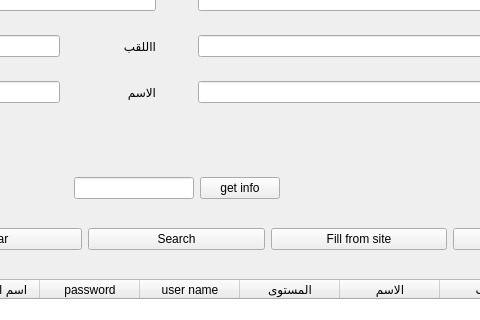
abdou-dz113/onefd_client_mangment_system, file main.ui: the form before one commit; both pictures show x 305 to 785 and y 168 to 488 of the 963 by 685 pixel window.
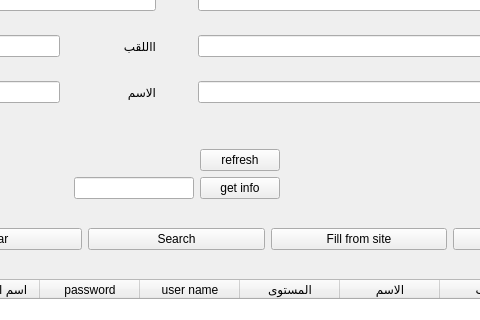
The form after the commit. Icons and pictures are not drawn.

The edit to the form file:
```diff
--- a/main.ui
+++ b/main.ui
@@ -496,6 +496,13 @@
          </property>
         </widget>
        </item>
+       <item row="0" column="2">
+        <widget class="QPushButton" name="refrech_captcha_button">
+         <property name="text">
+          <string>refresh</string>
+         </property>
+        </widget>
+       </item>
       </layout>
      </widget>
     </item>
```
Left out of the diff: 3 changed lines with no effect on the pictures.
